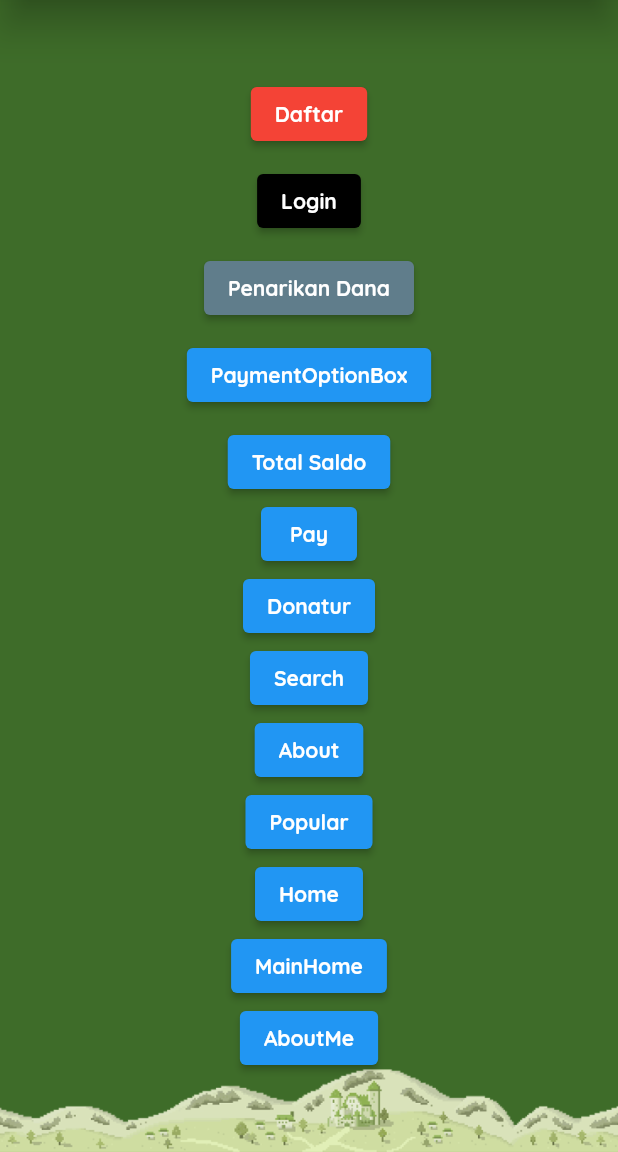
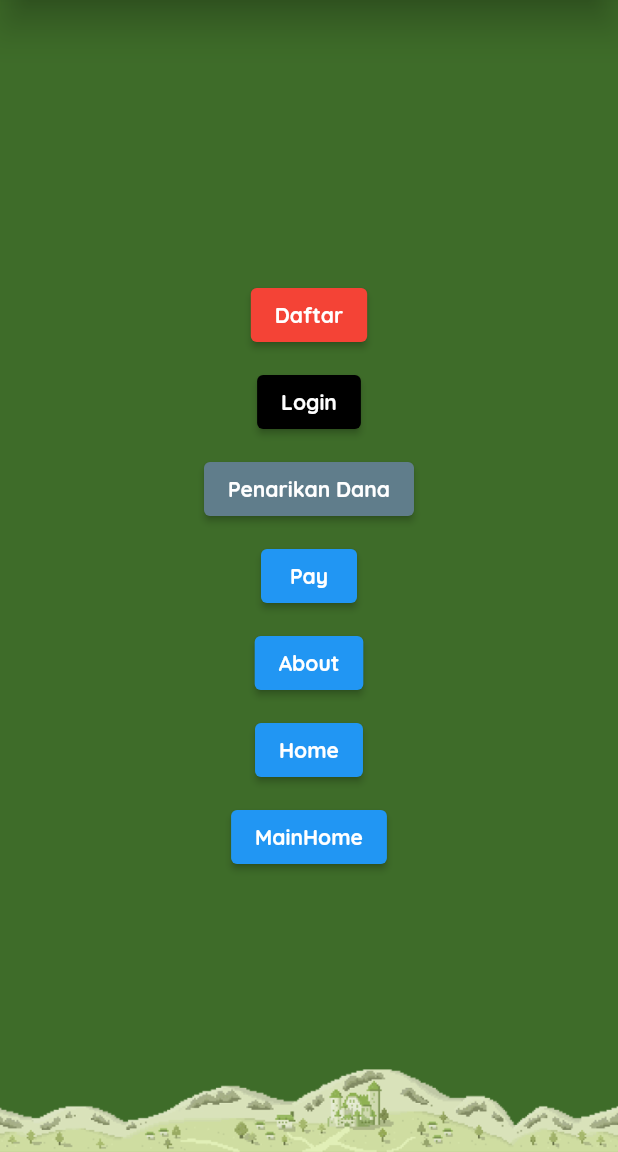
Before and after one commit to Jkz1/Agile02, a Flutter app: the screen it shows after launch, on a phone screen of 412 x 824 dp, the part 84-1236 px from its top. Run offline on Flutter 3.47's test engine with Material 2 defaults, Android fonts, the phone set to English and light mode, and no system bars; our stand-ins replace universal_io; missing offline and left inert: universal_html.

Commit message:
fix etc 0.1

```diff
--- a/lib/MainHome.dart
+++ b/lib/MainHome.dart
@@ -1,4 +1,5 @@
 import 'package:agile02/page/about.dart';
+import 'package:agile02/page/aboutme.dart';
 import 'package:agile02/page/aboutus.dart';
 import 'package:agile02/page/listcreator.dart';
 import 'package:agile02/providers/data_provider.dart';
@@ -47,10 +48,7 @@ class _UtamaHomeState extends State<UtamaHome> {
             child: Image.asset('assets/footer.png'),
           ),
           pageprov.selectedPage == 0
-              ? Container(
-                  child:
-                      Center(child: Text("Selamat datang ${user.userLogin}")),
-                )
+              ? AboutMe()
               : pageprov.selectedPage == 1
                   ? Listacc()
                   : pageprov.selectedPage == 2
--- a/lib/home.dart
+++ b/lib/home.dart
@@ -95,43 +95,13 @@ class _HomeState extends State<Home> {
             ElevatedButton(
                 onPressed: () {
                   Navigator.push(
-                      context,
-                      MaterialPageRoute(
-                          builder: (_) => Template(
-                                child: PaymentOptionBox(),
-                              )));
+                      context, MaterialPageRoute(builder: (_) => Payment()));
                 },
-                child: Text("PaymentOptionBox")),
-
+                child: Text("Pay")),
             const SizedBox(
               height: 10,
             ),
 
-            ElevatedButton(
-                onPressed: () {
-                  Navigator.push(context,
-                      MaterialPageRoute(builder: (_) => DonationScreen()));
-                },
-                child: Text("Total Saldo")),
-            ElevatedButton(
-                onPressed: () {
-                  Navigator.push(
-                      context, MaterialPageRoute(builder: (_) => Payment()));
-                },
-                child: Text("Pay")),
-
-            ElevatedButton(
-                onPressed: () {
-                  Navigator.push(context,
-                      MaterialPageRoute(builder: (_) => DonaturScreen()));
-                },
-                child: Text("Donatur")),
-            ElevatedButton(
-                onPressed: () {
-                  Navigator.push(
-                      context, MaterialPageRoute(builder: (_) => Listacc()));
-                },
-                child: Text("Search")),
             ElevatedButton(
                 onPressed: () {
                   Navigator.push(
@@ -142,30 +112,26 @@ class _HomeState extends State<Home> {
                               )));
                 },
                 child: Text("About")),
-            ElevatedButton(
-                onPressed: () {
-                  Navigator.push(
-                      context, MaterialPageRoute(builder: (_) => Popular()));
-                },
-                child: Text("Popular")),
+            const SizedBox(
+              height: 10,
+            ),
+
             ElevatedButton(
                 onPressed: () {
                   Navigator.push(
                       context, MaterialPageRoute(builder: (_) => MainHome()));
                 },
                 child: Text("Home")),
+            const SizedBox(
+              height: 10,
+            ),
+
             ElevatedButton(
                 onPressed: () {
                   Navigator.push(
                       context, MaterialPageRoute(builder: (_) => UtamaHome()));
                 },
                 child: Text("MainHome")),
-            ElevatedButton(
-                onPressed: () {
-                  Navigator.push(
-                      context, MaterialPageRoute(builder: (_) => AboutMe()));
-                },
-                child: Text("AboutMe")),
           ],
         ),
       ),
--- a/lib/providers/data_provider.dart
+++ b/lib/providers/data_provider.dart
@@ -10,7 +10,6 @@ class DataProvider extends ChangeNotifier {
   get userLogin => _userLogin;
   get userAccbankID => _userAccbankID;
 
-  get listUsers => users;
   final List<Map<String, String>> users = [
     {
       "username": "user1",
@@ -38,8 +37,7 @@ class DataProvider extends ChangeNotifier {
     },
   ];
 
-  get accbank => _accbank;
-  final List<Map<String, String>> _accbank = [
+  final List<Map<String, String>> accbank = [
     {
       "acc_bank_id": "AB_DEFAULT",
       "username": "default",
@@ -118,8 +116,7 @@ class DataProvider extends ChangeNotifier {
 
   // Fungsi Penarikan Dana
   String? statusPenarikan;
-  get listWD => _listWD;
-  final List<Map<String, dynamic>> _listWD = [
+  final List<Map<String, dynamic>> listWD = [
     {
       "username": "user1",
       "acc_bank_id": "AB1",
```
Also changed, not shown: lib/page/aboutme.dart (+10 -13 lines), lib/page/donatur_screen.dart (+7 -7 lines).
